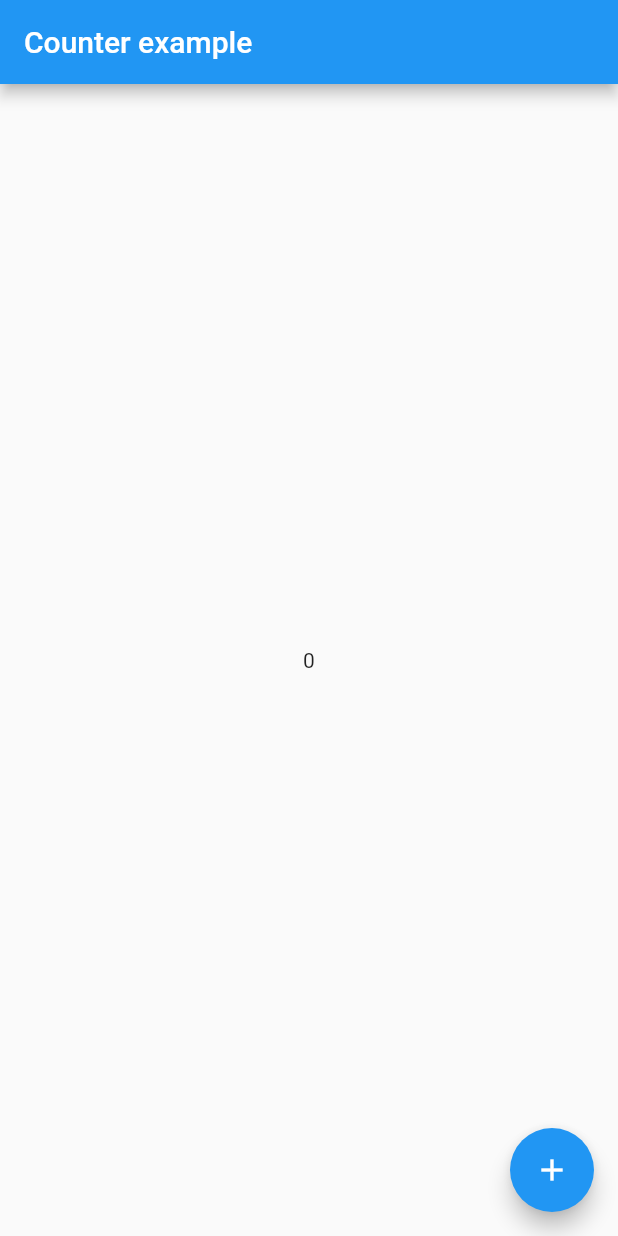
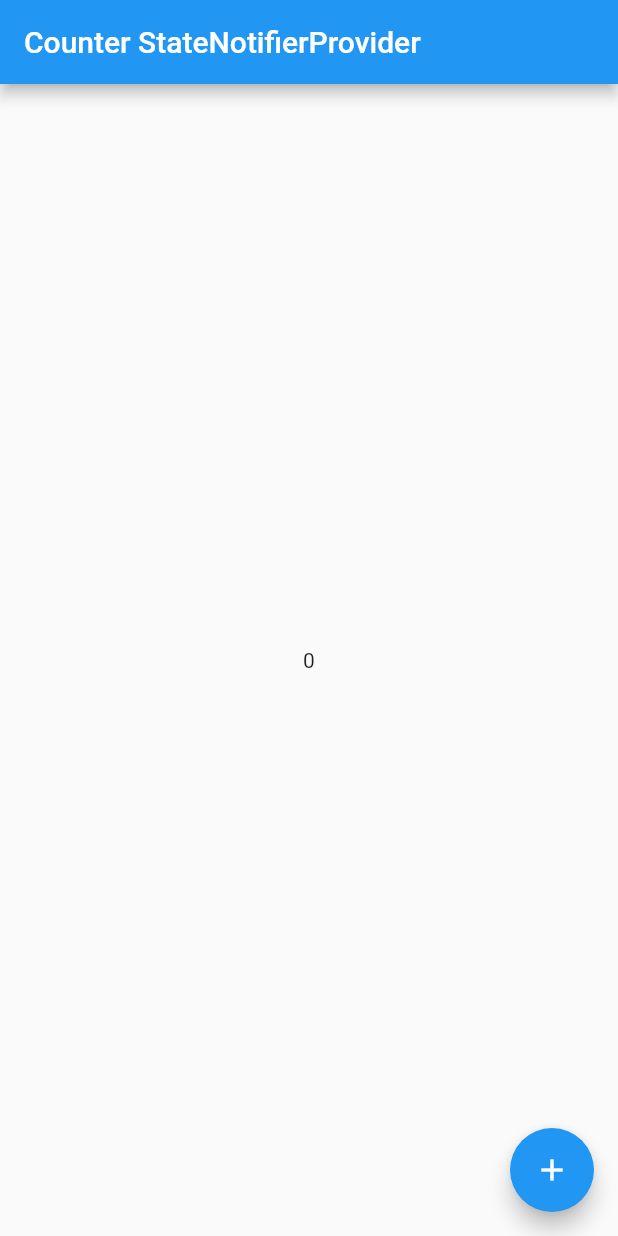
Before and after one commit to mkurom/flutter_riverpod_sample_code, a Flutter app: the screen it shows after launch, on a phone screen of 412 x 824 dp. Run offline on Flutter 3.47's test engine with Material 2 defaults, Android fonts, the phone set to English and light mode, and no system bars; our stand-ins replace flutter_riverpod.

Commit message:
stateNotifierを使用した状態管理を確認

```diff
--- /dev/null
+++ b/lib/counter_state_notifier_provider.dart
@@ -0,0 +1,30 @@
+import 'package:flutter/material.dart';
+import 'package:flutter_riverpod/flutter_riverpod.dart';
+
+final _counterProvider = StateNotifierProvider((ref) {
+  return Counter();
+});
+
+class CounterStateNotifierProvider extends ConsumerWidget {
+  @override
+  Widget build(BuildContext context, ScopedReader watch) {
+    final state = watch(_counterProvider);
+
+    return Scaffold(
+      appBar: AppBar(title: const Text('Counter StateNotifierProvider')),
+      body: Center(
+        child: Text('$state'),
+      ),
+      floatingActionButton: FloatingActionButton(
+        onPressed: () => context.refresh(_counterProvider).increment(),
+        child: const Icon(Icons.add),
+      ),
+    );
+  }
+}
+
+//状態クラス
+class Counter extends StateNotifier {
+  Counter() : super(0);
+  void increment() => state++;
+}
--- a/lib/main.dart
+++ b/lib/main.dart
@@ -1,45 +1,25 @@
 import 'package:flutter/material.dart';
 import 'package:flutter_riverpod/flutter_riverpod.dart';
-
-// A Counter example implemented with riverpod
+import 'package:flutter_riverpod_sample/counter_state_notifier_provider.dart';
+import 'package:flutter_riverpod_sample/counter_state_provider.dart';
 
 void main() {
   runApp(
-    // Adding ProviderScope enables Riverpod for the entire project
-    const ProviderScope(child: App()),
+    // App クラスより下層のクラスでriverpodが使用できる
+    const ProviderScope(
+      child: App(),
+    ),
   );
 }
 
 class App extends StatelessWidget {
-  const App({Key key}) : super(key: key);
+  const App({Key? key}) : super(key: key);
 
   @override
   Widget build(BuildContext context) {
-    return MaterialApp(home: Home());
-  }
-}
-
-/// Providers are declared globally and specifies how to create a state
-final counterProvider = StateProvider((ref) => 0);
-
-class Home extends StatelessWidget {
-  @override
-  Widget build(BuildContext context) {
-    return Scaffold(
-      appBar: AppBar(title: const Text('Counter example')),
-      body: Center(
-        // Consumer is a widget that allows you reading providers.
-        // You could also use the hook "useProvider" if you uses flutter_hooks
-        child: Consumer(builder: (context, watch, _) {
-          final count = watch(counterProvider).state;
-          return Text('$count');
-        }),
-      ),
-      floatingActionButton: FloatingActionButton(
-        // The read method is an utility to read a provider without listening to it
-        onPressed: () => context.read(counterProvider).state++,
-        child: const Icon(Icons.add),
-      ),
+    return MaterialApp(
+      // home: CounterStateProvider(),
+      home: CounterStateNotifierProvider(),
     );
   }
 }
```
Also changed, not shown: lib/counter_state_provider.dart (added, +23 -0 lines).
